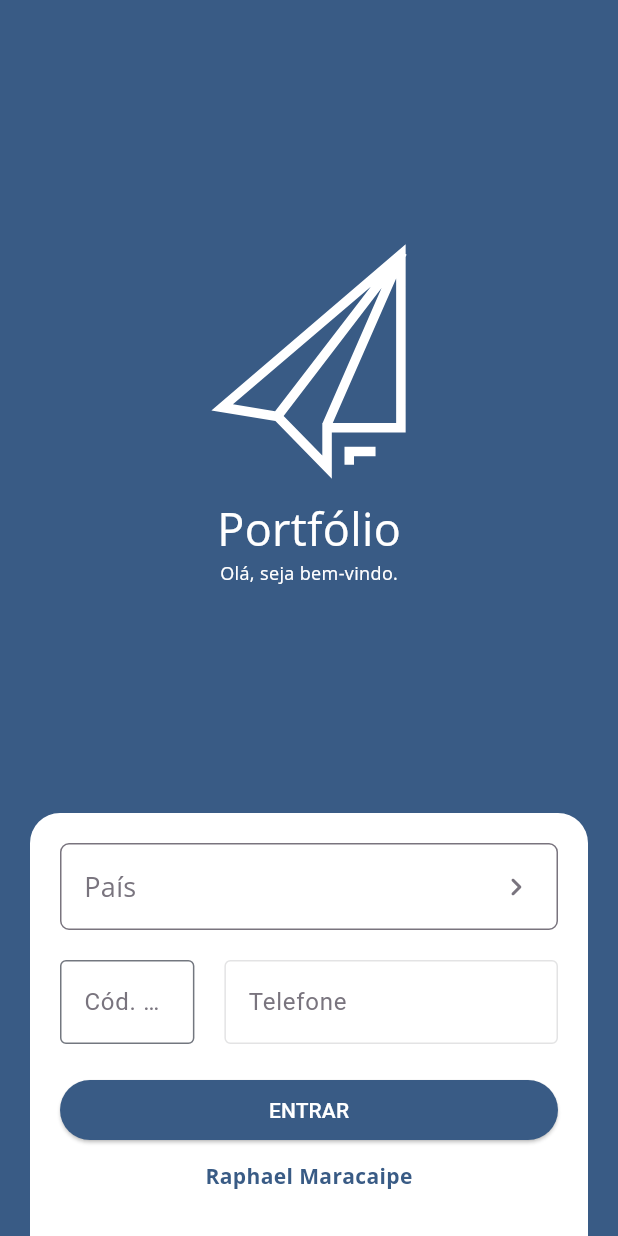
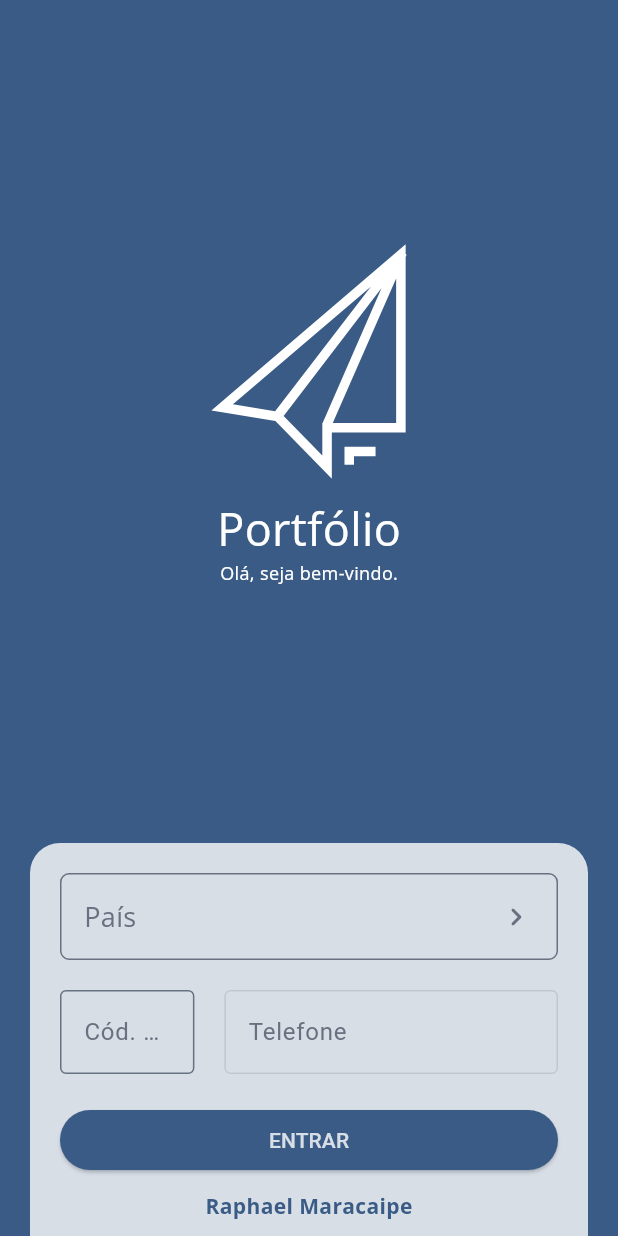
Before and after one commit to raphaelmaracaipe/portfolio-flutter, a Flutter app: the first screen one second after launch, on a phone screen of 412 x 824 dp. Run offline on Flutter 3.47's test engine with Material 2 defaults, Android fonts, the phone set to English and light mode, and no system bars; our stand-ins replace equatable, flutter_bloc, flutter_modular, flutter_svg, loading_animation_widget; generated files the repository leaves out were written again.

Commit message:
Aplicar animação no container de inputs.

```diff
--- a/lib/modules/uiauth/uiauth_pages.dart
+++ b/lib/modules/uiauth/uiauth_pages.dart
@@ -29,7 +29,10 @@ class UiAuthPage extends StatefulWidget {
   State<UiAuthPage> createState() => _UiAuthPageState();
 }
 
-class _UiAuthPageState extends State<UiAuthPage> {
+class _UiAuthPageState extends State<UiAuthPage>
+    with SingleTickerProviderStateMixin {
+  late AnimationController _animationController;
+  late Animation<double> _animation;
   bool _enableFieldPhone = false;
   bool _enableSearchInFieldCodCountry = true;
   List<CountryModel> countries = [];
@@ -81,15 +84,26 @@ class _UiAuthPageState extends State<UiAuthPage> {
   @override
   void initState() {
     super.initState();
+    _configAnimation();
 
     Modular.to.addListener(_listenerNavigation);
     widget._codeCountryController.addListener(_listenerCodeCountry);
+  }
+
+  void _configAnimation() {
+    _animationController = AnimationController(
+      vsync: this,
+      duration: const Duration(seconds: 1),
+    );
+    _animation = Tween<double>(begin: 0, end: 1).animate(_animationController);
+    _animationController.forward();
   }
 
   @override
   void dispose() {
     super.dispose();
 
+    _animationController.dispose();
     widget._codeCountryController.removeListener(_listenerCodeCountry);
     Modular.to.removeListener(_listenerNavigation);
   }
@@ -169,7 +183,17 @@ class _UiAuthPageState extends State<UiAuthPage> {
   }
 
   Widget _containerOfInputs() {
-    return Container(
+    return AnimatedBuilder(
+      animation: _animation,
+      builder: (
+        BuildContext context,
+        Widget? child,
+      ) {
+        return Transform.translate(
+          offset: Offset(0, 100 * (1 - _animation.value)),
+          child: Opacity(
+            opacity: _animation.value,
+            child: Container(
               decoration: const BoxDecoration(
                 color: Colors.white,
                 borderRadius: BorderRadius.only(
@@ -215,6 +239,10 @@ class _UiAuthPageState extends State<UiAuthPage> {
                   )
                 ],
               ),
+            ),
+          ),
+        );
+      },
     );
   }
 
@@ -288,7 +316,8 @@ class _UiAuthPageState extends State<UiAuthPage> {
   }
 
   String _getNameFlag() {
-    List<String> splitOnIson = widget.countrySelected?.codeIson.split(" / ") ?? [];
+    List<String> splitOnIson =
+        widget.countrySelected?.codeIson.split(" / ") ?? [];
     if (splitOnIson.isNotEmpty) {
       return splitOnIson[0].toLowerCase();
     }
```
Lines whose indentation alone changed are shown as unchanged.
